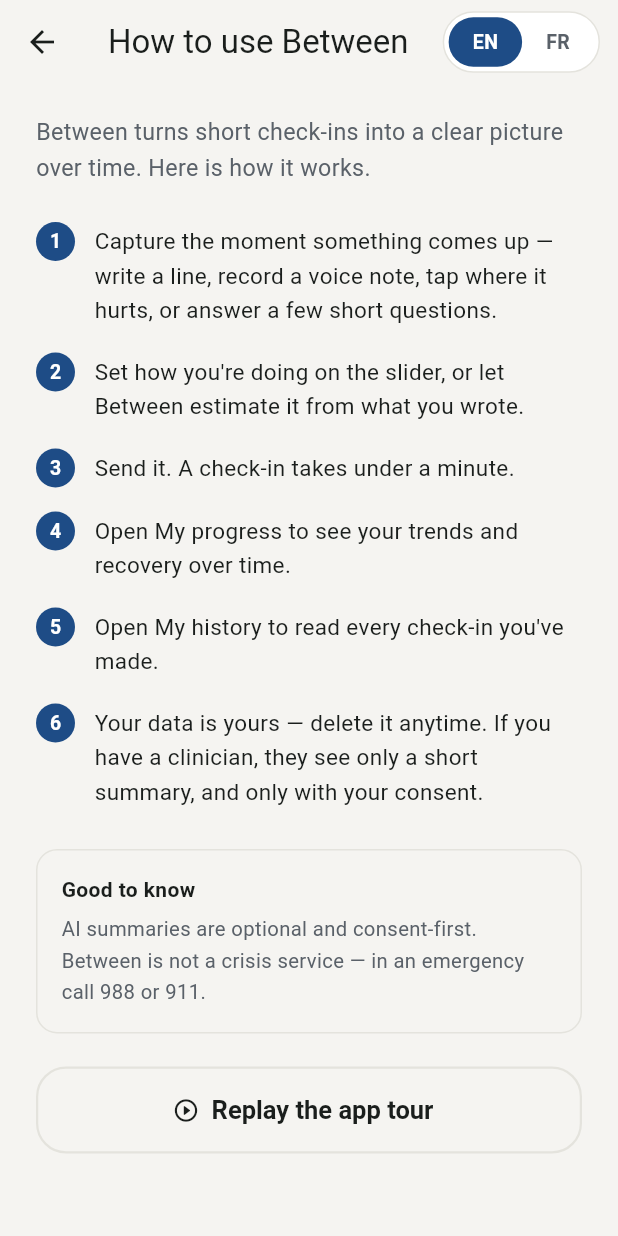
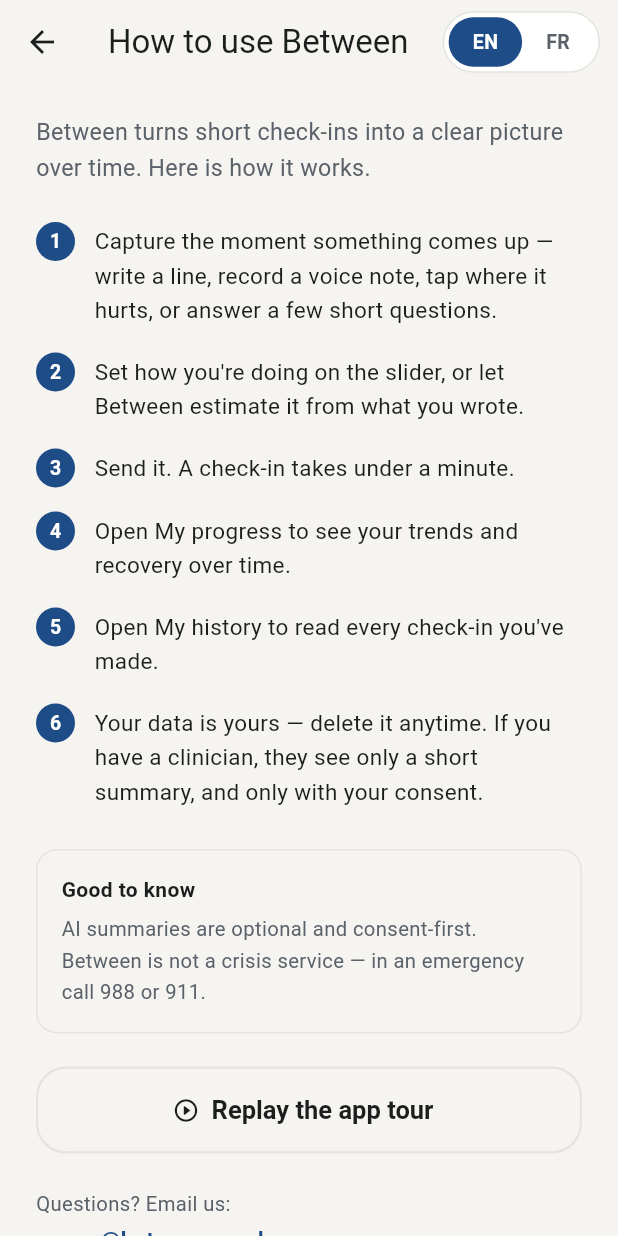
Before and after one commit to jojo11haz-droid/git-init, a Flutter app: the GuideScreen screen opened directly, on a phone screen of 412 x 824 dp. Run offline on Flutter 3.47's test engine with Material 3 defaults, Android fonts, the phone set to English and light mode, and no system bars; our stand-ins replace flutter_secure_storage, image_picker; missing offline and left inert: health, record; accounts and stored records are empty.

Commit message:
Add owner@betweenpsych.com contact info across site and app
- Website footer: a Contact mailto link.
- Guide page: a "Questions, or want Between for your clinic? Email ..." line.
- Mobile Guide screen: a tappable "Email us: owner@betweenpsych.com" (mailto).
- Point the public-facing contact references at the domain address: the AI
  assistant's fallback/error messages, the knowledge-base privacy contact, and
  the contact-form default recipient (CONTACT_EMAIL), overridable by env.
- The admin OWNER_EMAIL (free-access identity) is unchanged.
- New strings translated EN/FR.

Co-Authored-By: Claude Opus 4.8 <noreply@anthropic.com>
Claude-Session: https://claude.ai/code/session_01JZCBbRpdyzoSZcsw4a4Y8U

```diff
--- a/patient_app/lib/screens/guide_screen.dart
+++ b/patient_app/lib/screens/guide_screen.dart
@@ -1,8 +1,18 @@
 import 'package:flutter/material.dart';
 import 'package:provider/provider.dart';
+import 'package:url_launcher/url_launcher.dart';
 
 import '../app_state.dart';
 import '../theme.dart';
+
+const String _contactEmail = 'owner@betweenpsych.com';
+
+Future<void> _emailUs() async {
+  try {
+    await launchUrl(Uri(scheme: 'mailto', path: _contactEmail),
+        mode: LaunchMode.externalApplication);
+  } catch (_) {/* no mail app — the address is shown so it can be copied */}
+}
 
 /// "How to use Between" — a plain, scrollable how-to for the person checking in,
 /// mirroring the Guide on the website. Reachable anytime from the home screen,
@@ -72,6 +82,21 @@ class GuideScreen extends StatelessWidget {
               icon: const Icon(Icons.play_circle_outline_rounded, size: 18),
               label: Text(s.guideReplayTour),
             ),
+            const SizedBox(height: 24),
+            Text(s.guideContact,
+                style:
+                    const TextStyle(fontSize: 13.5, color: BtwColors.inkSoft)),
+            const SizedBox(height: 4),
+            GestureDetector(
+              onTap: _emailUs,
+              child: const Text(
+                _contactEmail,
+                style: TextStyle(
+                    fontSize: 15,
+                    color: BtwColors.moss,
+                    fontWeight: FontWeight.w600),
+              ),
+            ),
           ],
         ),
       ),
--- a/patient_app/lib/strings.dart
+++ b/patient_app/lib/strings.dart
@@ -297,6 +297,8 @@ class S {
       "Les résumés par IA sont optionnels et fondés sur le consentement. Between n'est pas un service d'urgence — en cas d'urgence, composez le 988 ou le 911.");
   String get guideReplayIntro => _('Replay the intro', "Revoir l'intro");
   String get guideReplayTour => _('Replay the app tour', "Revoir la visite de l'application");
+  String get guideContact =>
+      _('Questions? Email us:', 'Des questions ? Écrivez-nous :');
   // Spotlight coach tour on the home screen
   String get tourBack => _('Back', 'Retour');
   String get coachWelcomeTitle => _('Welcome to Between', 'Bienvenue sur Between');
```
Also changed, not shown: 2 other files.
